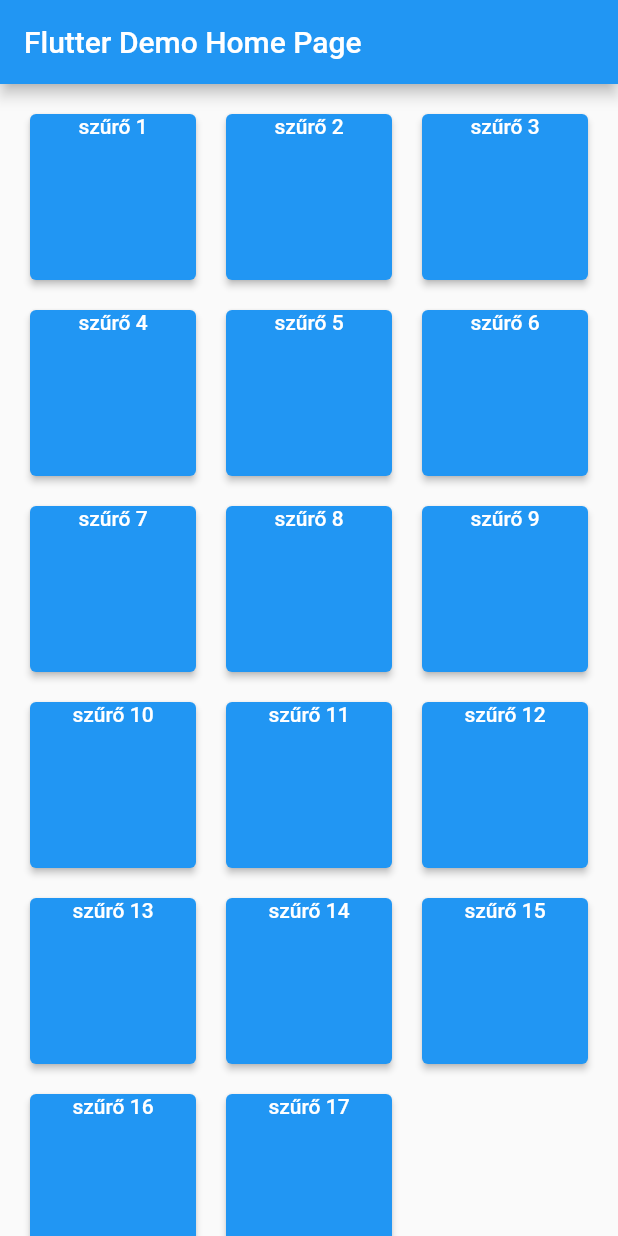
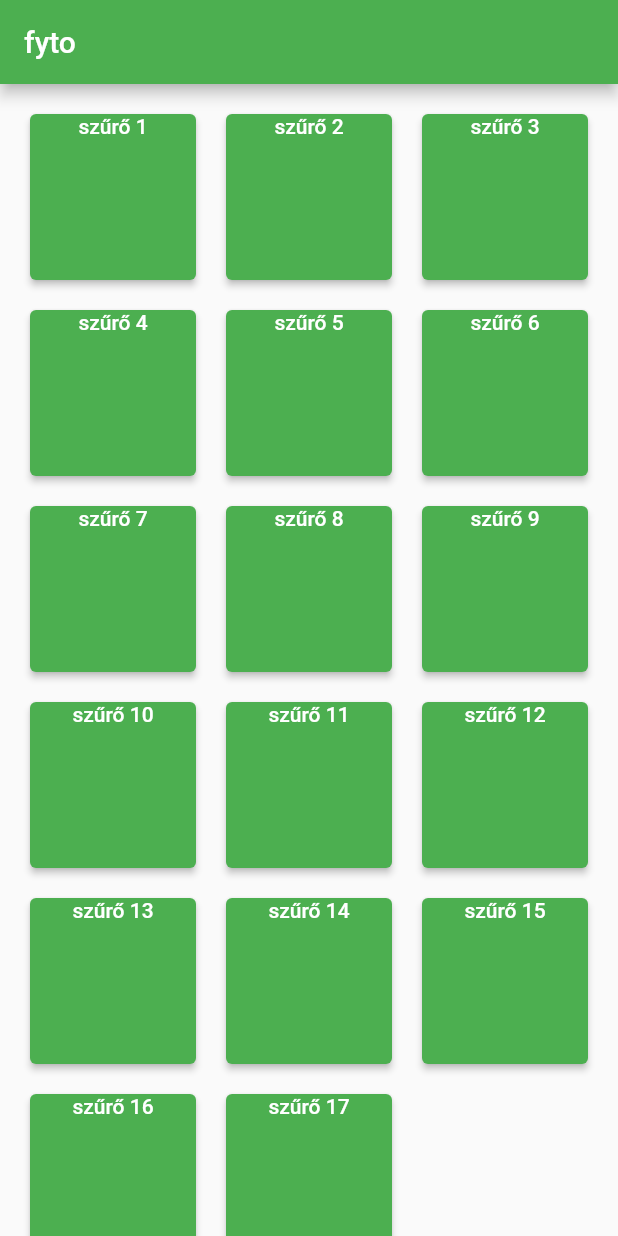
Before and after one commit to cszsm/fyto, a Flutter app: the screen it shows after launch, on a phone screen of 412 x 824 dp. Run offline on Flutter 3.47's test engine with Material 2 defaults, Android fonts, the light colour scheme and no system bars.

Commit message:
Change title and color

```diff
--- a/lib/main.dart
+++ b/lib/main.dart
@@ -11,20 +11,11 @@ class MyApp extends StatelessWidget {
   @override
   Widget build(BuildContext context) {
     return MaterialApp(
-      title: 'Flutter Demo',
+      title: 'fyto',
       theme: ThemeData(
-        // This is the theme of your application.
-        //
-        // Try running your application with "flutter run". You'll see the
-        // application has a blue toolbar. Then, without quitting the app, try
-        // changing the primarySwatch below to Colors.green and then invoke
-        // "hot reload" (press "r" in the console where you ran "flutter run",
-        // or simply save your changes to "hot reload" in a Flutter IDE).
-        // Notice that the counter didn't reset back to zero; the application
-        // is not restarted.
-        primarySwatch: Colors.blue,
+        primarySwatch: Colors.green,
       ),
-      home: const MyHomePage(title: 'Flutter Demo Home Page'),
+      home: const MyHomePage(title: 'fyto'),
     );
   }
 }
```
